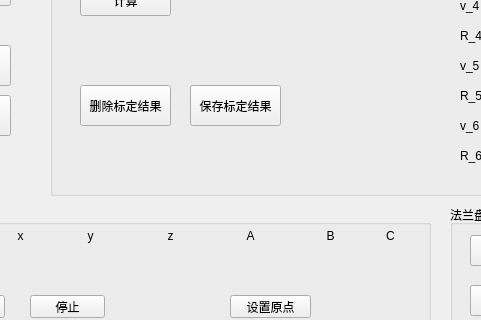
This is src/ui/main_window.ui in h47vagary/vive_robot_calibration as Qt 5 draws it before an edit; both pictures show x 100 to 581 and y 285 to 605 of the 1182 by 775 pixel window. The edited form follows.
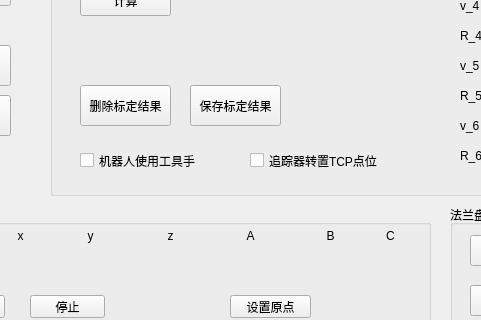
This is the edited form.

Patch:
```diff
--- a/src/ui/main_window.ui
+++ b/src/ui/main_window.ui
@@ -1623,6 +1623,32 @@
       <set>Qt::AlignCenter</set>
      </property>
     </widget>
+    <widget class="QCheckBox" name="checkBox_use_toolhand">
+     <property name="geometry">
+      <rect>
+       <x>30</x>
+       <y>410</y>
+       <width>131</width>
+       <height>31</height>
+      </rect>
+     </property>
+     <property name="text">
+      <string>机器人使用工具手</string>
+     </property>
+    </widget>
+    <widget class="QCheckBox" name="checkBox_use_track2tcp">
+     <property name="geometry">
+      <rect>
+       <x>200</x>
+       <y>410</y>
+       <width>151</width>
+       <height>31</height>
+      </rect>
+     </property>
+     <property name="text">
+      <string>追踪器转置TCP点位</string>
+     </property>
+    </widget>
    </widget>
    <widget class="QPushButton" name="pushButton_start_plackback">
     <property name="geometry">
```
